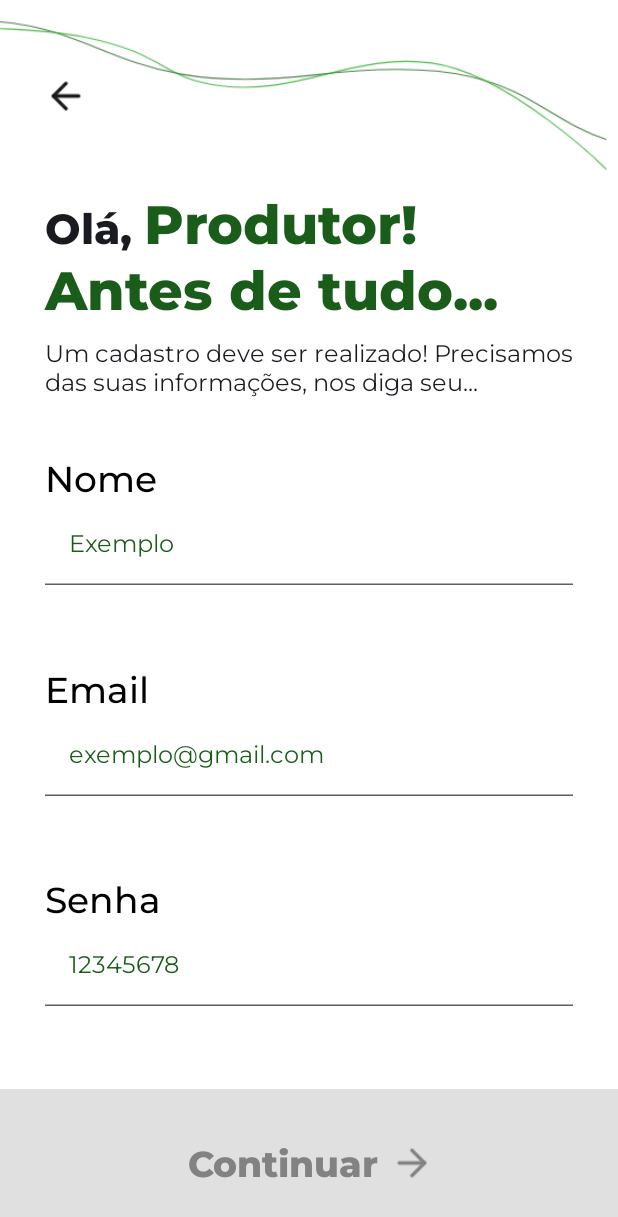
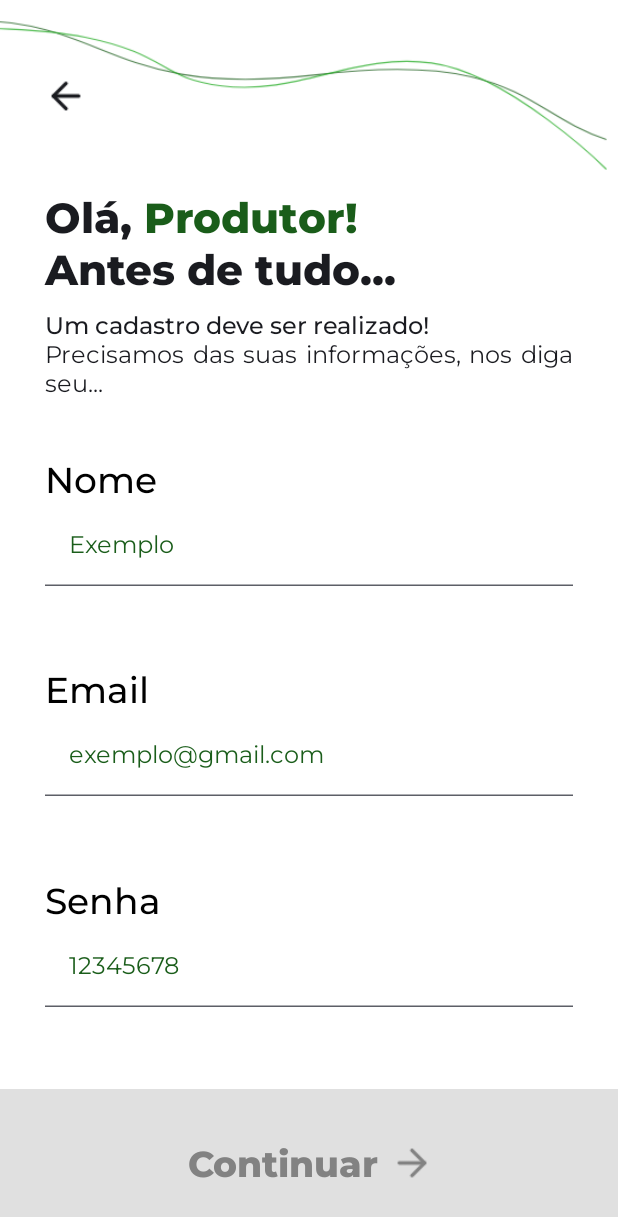
Before and after one commit to banap-app/banap-mobile-kotlin, an Android app built with Jetpack Compose: the screen it shows after launch (MainActivity), on a phone screen of 412 x 824 dp. Shown: the top 1217 px of the screen. Run offline under Robolectric (Android 15) with nearby library versions, the phone set to English and light mode, and no system bars.

Commit message:
feat: some changes made to the producer registration page

```diff
--- a/app/src/main/java/com/banap/banap/components/TitleRegistration.kt
+++ b/app/src/main/java/com/banap/banap/components/TitleRegistration.kt
@@ -10,8 +10,8 @@ import androidx.compose.runtime.Composable
 import androidx.compose.ui.Modifier
 import androidx.compose.ui.text.font.FontWeight
 import androidx.compose.ui.text.style.TextAlign
+import androidx.compose.ui.unit.TextUnit
 import androidx.compose.ui.unit.dp
-import androidx.compose.ui.unit.sp
 import com.banap.banap.model.setColorInText
 import com.banap.banap.ui.theme.Typography
 import com.banap.banap.ui.theme.VERDE_ESCURO
@@ -20,6 +20,10 @@ import com.banap.banap.ui.theme.VERDE_ESCURO
 fun TitleRegistration (
     texto: String,
     textoASerDestacado: String,
+    subTexto: String,
+    tamanhoTextoDestacado: TextUnit,
+    paginaUsuario: Boolean,
+    subtituloDestacado: String,
     subtitulo: String
 ) {
     Column (
@@ -27,19 +31,45 @@ fun TitleRegistration (
             .fillMaxWidth()
             .padding(horizontal = 30.dp)
     ) {
+        if (paginaUsuario) {
             Text(
                 text = setColorInText(
                     texto = texto,
                     textoASerDestacado = textoASerDestacado,
                     fontWeight = FontWeight.ExtraBold,
-                fontSize = 36.sp,
+                    fontSize = tamanhoTextoDestacado,
                     corEmDestaque = VERDE_ESCURO,
                     ordemInversa = false
                 ),
                 style = Typography.titleLarge
             )
 
+            Text(
+                text = subTexto,
+                style = Typography.titleLarge
+            )
+        } else {
+            Text(
+                text = setColorInText(
+                    texto = texto,
+                    textoASerDestacado = textoASerDestacado,
+                    fontWeight = FontWeight.ExtraBold,
+                    fontSize = tamanhoTextoDestacado,
+                    corEmDestaque = VERDE_ESCURO,
+                    ordemInversa = false
+                ),
+                style = Typography.titleLarge
+            )
+        }
+
         Spacer(modifier = Modifier.height(10.dp))
+
+        if (paginaUsuario) {
+            Text(
+                text = subtituloDestacado,
+                style = Typography.bodyLarge,
+                fontWeight = FontWeight.Medium
+            )
 
             Text(
                 text = subtitulo,
@@ -47,6 +77,14 @@ fun TitleRegistration (
                 fontWeight = FontWeight.Normal,
                 textAlign = TextAlign.Justify
             )
+        } else {
+            Text(
+                text = subtitulo,
+                style = Typography.bodyLarge,
+                fontWeight = FontWeight.Normal,
+                textAlign = TextAlign.Justify
+            )
+        }
 
         Spacer(modifier = Modifier.height(40.dp))
     }
--- a/app/src/main/java/com/banap/banap/view/NewProducer.kt
+++ b/app/src/main/java/com/banap/banap/view/NewProducer.kt
@@ -7,6 +7,7 @@ import androidx.compose.foundation.layout.fillMaxSize
 import androidx.compose.material3.Scaffold
 import androidx.compose.runtime.Composable
 import androidx.compose.ui.Modifier
+import androidx.compose.ui.unit.sp
 import androidx.navigation.NavController
 import com.banap.banap.components.ButtonRegistration
 import com.banap.banap.components.RegistrationHeader
@@ -30,11 +31,14 @@ fun NewProducer(
                 rota = "Home"
             )
 
-            // Arrumar componente
             TitleRegistration(
                 texto = "Olá, ",
-                textoASerDestacado = "Produtor! Antes de tudo...",
-                subtitulo = "Um cadastro deve ser realizado! Precisamos das suas informações, nos diga seu..."
+                textoASerDestacado = "Produtor!",
+                subTexto = "Antes de tudo...",
+                tamanhoTextoDestacado = 28.sp,
+                paginaUsuario = true,
+                subtituloDestacado = "Um cadastro deve ser realizado!",
+                subtitulo = "Precisamos das suas informações, nos diga seu..."
             )
 
             Column (
--- a/app/src/main/java/com/banap/banap/view/NewProperty.kt
+++ b/app/src/main/java/com/banap/banap/view/NewProperty.kt
@@ -7,6 +7,7 @@ import androidx.compose.foundation.layout.fillMaxSize
 import androidx.compose.material3.Scaffold
 import androidx.compose.runtime.Composable
 import androidx.compose.ui.Modifier
+import androidx.compose.ui.unit.sp
 import androidx.navigation.NavController
 import com.banap.banap.components.ButtonRegistration
 import com.banap.banap.components.RegistrationHeader
@@ -33,6 +34,10 @@ fun NewProperty(
             TitleRegistration(
                 texto = "Cadastrando sua ",
                 textoASerDestacado = "propriedade...",
+                subTexto = "",
+                tamanhoTextoDestacado = 36.sp,
+                paginaUsuario = false,
+                subtituloDestacado = "",
                 subtitulo = "O primeiro passo a ser feito é cadastrar sua propriedade..."
             )
 
```
Lines whose indentation alone changed are shown as unchanged.
